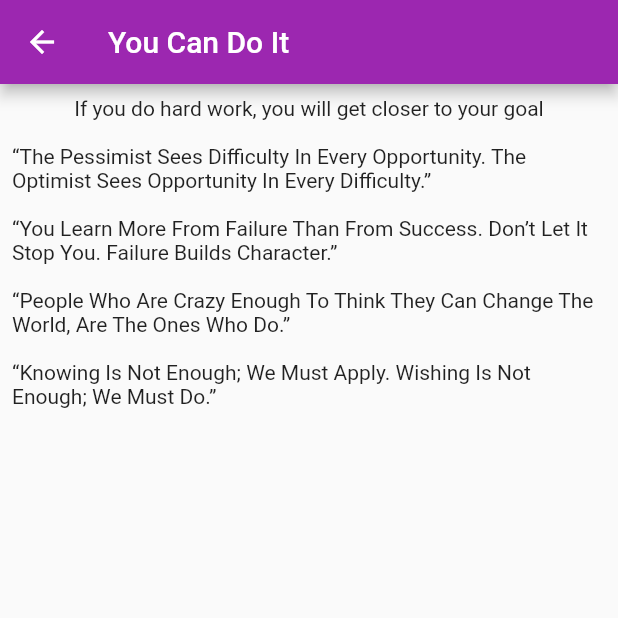
After one commit to Geeky-star/Work_Manager, a Flutter app: the Motivation screen opened directly, on a phone screen of 412 x 824 dp, the top half of it. The commit adds this screen. Run offline on Flutter 3.47's test engine with Material 2 defaults, Android fonts, the phone set to English and light mode, and no system bars; our stand-ins replace cached_network_image, cloud_firestore, dio, firebase_auth, firebase_core, firebase_database and 3 more; accounts and stored records are empty.

Commit message:
manages work

```diff
--- /dev/null
+++ b/lib/screens/motivation.dart
@@ -0,0 +1,44 @@
+import 'package:flutter/material.dart';
+
+class Motivation extends StatelessWidget {
+  @override
+  Widget build(BuildContext context) {
+    return Scaffold(
+      appBar: AppBar(
+        backgroundColor: Colors.purple,
+        title: Text("You Can Do It"),
+      ),
+      body: Container(
+        child: Column(
+          children: [
+            Padding(
+              padding: const EdgeInsets.all(8.0),
+              child:
+                  Text("If you do hard work, you will get closer to your goal"),
+            ),
+            Padding(
+              padding: const EdgeInsets.all(8.0),
+              child: Text(
+                  "“The Pessimist Sees Difficulty In Every Opportunity. The Optimist Sees Opportunity In Every Difficulty.”"),
+            ),
+            Padding(
+              padding: const EdgeInsets.all(8.0),
+              child: Text(
+                  "“You Learn More From Failure Than From Success. Don’t Let It Stop You. Failure Builds Character.”"),
+            ),
+            Padding(
+              padding: const EdgeInsets.all(8.0),
+              child: Text(
+                  "“People Who Are Crazy Enough To Think They Can Change The World, Are The Ones Who Do.” "),
+            ),
+            Padding(
+              padding: const EdgeInsets.all(8.0),
+              child: Text(
+                  "“Knowing Is Not Enough; We Must Apply. Wishing Is Not Enough; We Must Do.”"),
+            ),
+          ],
+        ),
+      ),
+    );
+  }
+}
```
Also changed, not shown: lib/home_page.dart (+55 -5 lines), lib/view/search_view.dart (+18 -108 lines), pubspec.lock.
